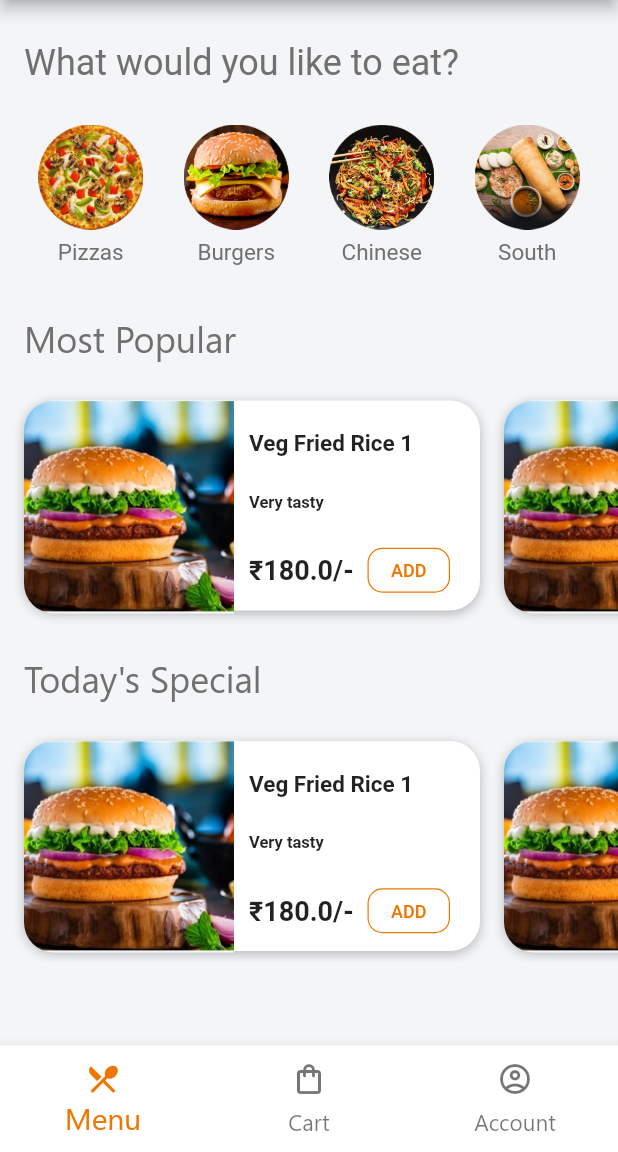
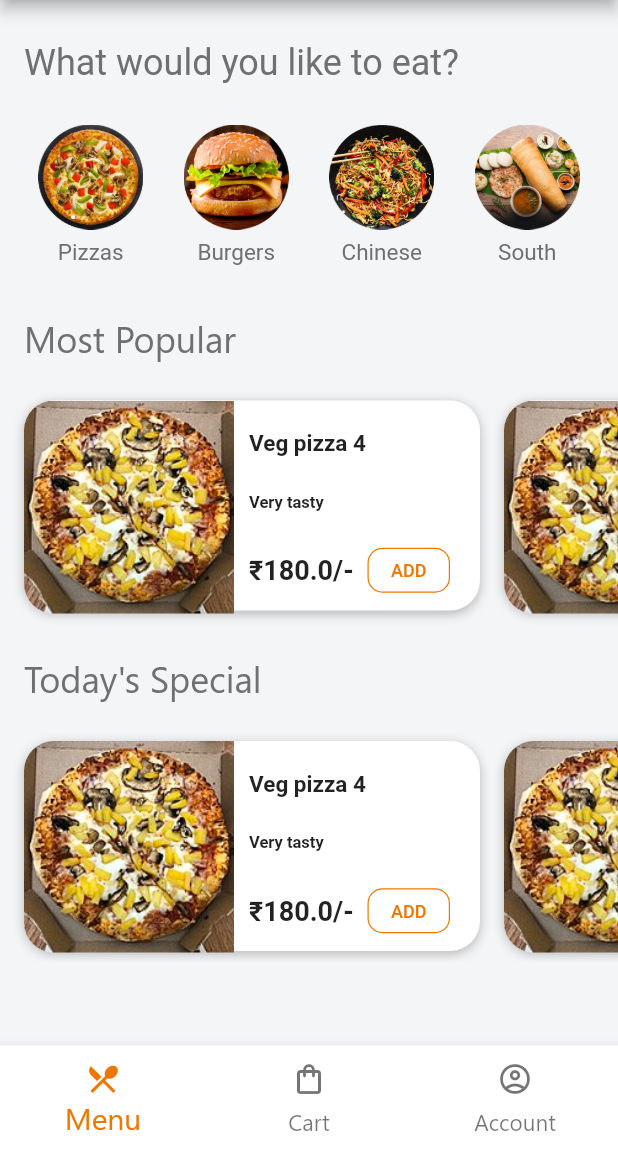
Before and after one commit to Meetg1/FoodByte, a Flutter app: the screen it shows after launch, on a phone screen of 412 x 824 dp, the part 84-1236 px from its top. Run offline on Flutter 3.47's test engine with Material 2 defaults, Android fonts, the phone set to English and light mode, and no system bars; Roboto replaces fonts that are missing (Georgia).

Commit message:
curent food category state management

```diff
--- a/lib/main.dart
+++ b/lib/main.dart
@@ -1,6 +1,5 @@
 import 'package:flutter/material.dart';
 import 'package:foodbyte/screens/home.dart';
-import 'package:foodbyte/screens/profile_page.dart';
 
 void main() {
   runApp(MyApp());
--- a/lib/models/food_item.dart
+++ b/lib/models/food_item.dart
@@ -1,38 +1,12 @@
 class FoodItem {
   final int id;
   final String name;
-  final String imageUrl;
+  final String imageName;
   final String description;
   final double price;
-  int orders = 0;
+  int allTimeOrders;
+  int todayOrders;
 
-  FoodItem(
-    this.id,
-    this.name,
-    this.imageUrl,
-    this.description,
-    this.price,
-  );
+  FoodItem(this.id, this.name, this.imageName, this.description, this.price,
+      {this.allTimeOrders: 0, this.todayOrders: 0});
 }
-
-List<FoodItem> chinese = [
-  FoodItem(
-      1, 'Veg Fried Rice 1', 'assets/images/burger2.jpg', 'Very tasty', 180),
-  FoodItem(
-      2, 'Veg Fried Rice 2', 'assets/images/burger2.jpg', 'Very tasty', 180),
-  FoodItem(
-      3, 'Veg Fried Rice 3', 'assets/images/burger2.jpg', 'Very tasty', 180),
-  FoodItem(
-      4, 'Veg Fried Rice 4', 'assets/images/burger2.jpg', 'Very tasty', 180),
-];
-
-List<FoodItem> burgers = [
-  FoodItem(5, 'Veg burger 1', 'assets/images/burger2.jpg', 'Very tasty', 180),
-  FoodItem(6, 'Veg burger 2', 'assets/images/burger2.jpg', 'Very tasty', 180),
-  FoodItem(7, 'Veg burger 3', 'assets/images/burger2.jpg', 'Very tasty', 180),
-  FoodItem(8, 'Veg burger 4', 'assets/images/burger2.jpg', 'Very tasty', 180),
-];
-
-List todaysSpecial = [1, 2, 5];
-
-List mostPopular = [2, 3, 4];
--- a/lib/screens/menu_page.dart
+++ b/lib/screens/menu_page.dart
@@ -1,9 +1,24 @@
 import 'package:flutter/material.dart';
+import 'package:foodbyte/models/food_item.dart';
+import 'package:foodbyte/models/food_brain.dart';
 import 'package:foodbyte/widgets/carousal1.dart';
 import 'package:foodbyte/widgets/carousal2.dart';
 
-class MenuPage extends StatelessWidget {
-  const MenuPage({Key? key}) : super(key: key);
+FoodBrain f = FoodBrain();
+
+class MenuPage extends StatefulWidget {
+  // const MenuPage({Key? key}) : super(key: key);
+
+  @override
+  State<MenuPage> createState() => _MenuPageState();
+}
+
+class _MenuPageState extends State<MenuPage> {
+  String currentDish = "pizza";
+
+  List<FoodItem> mostPopular = f.getMostPopular("pizza");
+
+  List<FoodItem> todaySpecial = f.getTodaySpecial("pizza");
 
   @override
   Widget build(BuildContext context) {
@@ -33,7 +48,11 @@ class MenuPage extends StatelessWidget {
                     children: [
                       GestureDetector(
                         onTap: () {
-                          print("hi");
+                          setState(() {
+                            currentDish = "pizza";
+                            mostPopular = f.getMostPopular("pizza");
+                            todaySpecial = f.getTodaySpecial("pizza");
+                          });
                         },
                         child: Container(
                             width: 70.0,
@@ -55,7 +74,11 @@ class MenuPage extends StatelessWidget {
                     children: [
                       GestureDetector(
                         onTap: () {
-                          print("hi");
+                          setState(() {
+                            currentDish = "burger";
+                            mostPopular = f.getMostPopular("burger");
+                            todaySpecial = f.getTodaySpecial("burger");
+                          });
                         },
                         child: Container(
                             width: 70.0,
@@ -77,7 +100,11 @@ class MenuPage extends StatelessWidget {
                     children: [
                       GestureDetector(
                         onTap: () {
-                          print("hi");
+                          setState(() {
+                            currentDish = "chinese";
+                            mostPopular = f.getMostPopular("chinese");
+                            todaySpecial = f.getTodaySpecial("chinese");
+                          });
                         },
                         child: Container(
                             width: 70.0,
@@ -100,7 +127,11 @@ class MenuPage extends StatelessWidget {
                     children: [
                       GestureDetector(
                         onTap: () {
-                          print("hi");
+                          setState(() {
+                            currentDish = "south";
+                            mostPopular = f.getMostPopular("south");
+                            todaySpecial = f.getTodaySpecial("south");
+                          });
                         },
                         child: Container(
                             width: 70.0,
@@ -121,8 +152,8 @@ class MenuPage extends StatelessWidget {
                 ],
               ),
             ),
-            Carousal1(),
-            Carousal2(),
+            Carousal1(mostPopular, currentDish),
+            Carousal2(todaySpecial, currentDish),
           ],
         ),
       ],
--- a/lib/widgets/carousal1.dart
+++ b/lib/widgets/carousal1.dart
@@ -2,6 +2,11 @@ import 'package:flutter/material.dart';
 import 'package:foodbyte/models/food_item.dart';
 
 class Carousal1 extends StatelessWidget {
+  final List<FoodItem> mostPopular;
+  final String currentDish;
+
+  Carousal1(this.mostPopular, this.currentDish);
+
   @override
   Widget build(BuildContext context) {
     return Column(crossAxisAlignment: CrossAxisAlignment.start, children: [
@@ -19,11 +24,13 @@ class Carousal1 extends StatelessWidget {
       Container(
           height: 180.0,
           child: ListView.builder(
+              key: Key(currentDish),
               scrollDirection: Axis.horizontal,
-              itemCount: chinese.length,
+              itemCount: mostPopular.length,
               itemBuilder: (BuildContext context, int index) {
-                FoodItem fooditem = chinese[index];
+                // FoodItem fooditem = mostPopular[index];
                 return Container(
+                  // key: Key(index.toString()),
                   width: 320.0,
                   child: Stack(children: [
                     Container(
@@ -48,14 +55,14 @@ class Carousal1 extends StatelessWidget {
                           crossAxisAlignment: CrossAxisAlignment.start,
                           children: [
                             Text(
-                              chinese[index].name,
+                              mostPopular[index].name,
                               style: TextStyle(
                                 fontSize: 15.0,
                                 fontWeight: FontWeight.w600,
                               ),
                             ),
                             Text(
-                              chinese[index].description,
+                              mostPopular[index].description,
                               style: TextStyle(
                                 fontSize: 11.0,
                                 fontWeight: FontWeight.w600,
@@ -65,7 +72,7 @@ class Carousal1 extends StatelessWidget {
                               mainAxisAlignment: MainAxisAlignment.spaceBetween,
                               children: [
                                 Text(
-                                  "₹${chinese[index].price}/-",
+                                  "₹${mostPopular[index].price}/-",
                                   style: TextStyle(
                                     fontSize: 18.0,
                                     fontWeight: FontWeight.w600,
@@ -111,7 +118,7 @@ class Carousal1 extends StatelessWidget {
                         child: Image(
                           width: 140.0,
                           image: AssetImage(
-                            'assets/images/burger2.jpg',
+                            'assets/images/${mostPopular[index].imageName}',
                           ),
                           fit: BoxFit.cover,
                         ),
--- a/lib/widgets/carousal2.dart
+++ b/lib/widgets/carousal2.dart
@@ -2,6 +2,11 @@ import 'package:flutter/material.dart';
 import 'package:foodbyte/models/food_item.dart';
 
 class Carousal2 extends StatelessWidget {
+  final List<FoodItem> todaySpecial;
+  final String currentDish;
+
+  Carousal2(this.todaySpecial, this.currentDish);
+
   @override
   Widget build(BuildContext context) {
     return Column(crossAxisAlignment: CrossAxisAlignment.start, children: [
@@ -19,10 +24,11 @@ class Carousal2 extends StatelessWidget {
       Container(
           height: 163.0,
           child: ListView.builder(
+              key: Key(currentDish),
               scrollDirection: Axis.horizontal,
-              itemCount: chinese.length,
+              itemCount: todaySpecial.length,
               itemBuilder: (BuildContext context, int index) {
-                FoodItem fooditem = chinese[index];
+                // FoodItem fooditem = todaySpecial[index];
                 return Container(
                   width: 320.0,
                   child: Stack(children: [
@@ -48,14 +54,14 @@ class Carousal2 extends StatelessWidget {
                           crossAxisAlignment: CrossAxisAlignment.start,
                           children: [
                             Text(
-                              chinese[index].name,
+                              todaySpecial[index].name,
                               style: TextStyle(
                                 fontSize: 15.0,
                                 fontWeight: FontWeight.w600,
                               ),
                             ),
                             Text(
-                              chinese[index].description,
+                              todaySpecial[index].description,
                               style: TextStyle(
                                 fontSize: 11.0,
                                 fontWeight: FontWeight.w600,
@@ -65,7 +71,7 @@ class Carousal2 extends StatelessWidget {
                               mainAxisAlignment: MainAxisAlignment.spaceBetween,
                               children: [
                                 Text(
-                                  "₹${chinese[index].price}/-",
+                                  "₹${todaySpecial[index].price}/-",
                                   style: TextStyle(
                                     fontSize: 18.0,
                                     fontWeight: FontWeight.w600,
@@ -111,7 +117,7 @@ class Carousal2 extends StatelessWidget {
                         child: Image(
                           width: 140.0,
                           image: AssetImage(
-                            'assets/images/burger2.jpg',
+                            'assets/images/${todaySpecial[index].imageName}',
                           ),
                           fit: BoxFit.cover,
                         ),
```
Also changed, not shown: lib/models/food_brain.dart (added, +71 -0 lines), assets/images/pizzahome.jpg.
